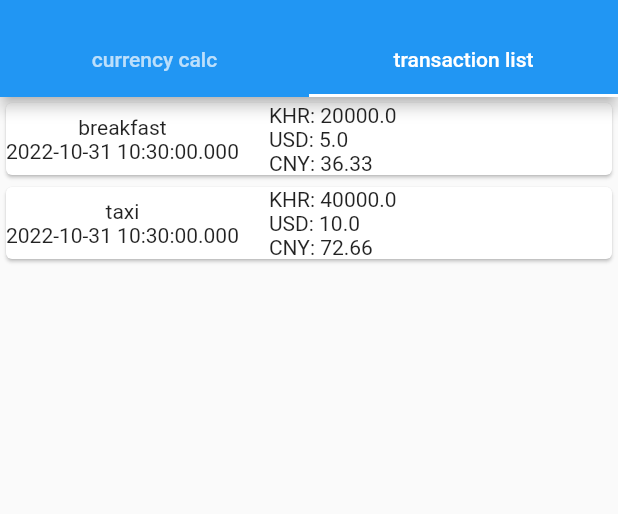
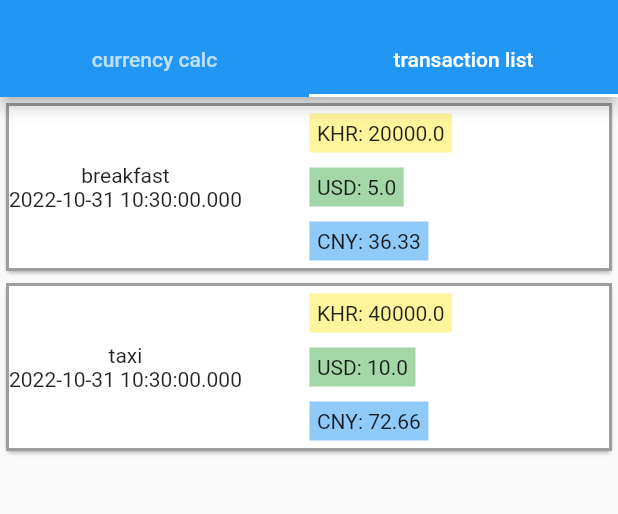
Before and after one commit to carlstep/cambo_app_v2_2, a Flutter app: the screen it shows after launch, tab 2 chosen, on a phone screen of 412 x 824 dp, the part 59-573 px from its top. Run offline on Flutter 3.47's test engine with Material 2 defaults, Android fonts, the phone set to English and light mode, and no system bars.

Commit message:
adjustment to decoration styling

```diff
--- a/lib/transaction_list.dart
+++ b/lib/transaction_list.dart
@@ -15,6 +15,13 @@ class TransactionList extends StatelessWidget {
         Column(
           children: transactions.map((tx) {
             return Card(
+              child: Container(
+                decoration: BoxDecoration(
+                  border: Border.all(
+                    color: Colors.grey,
+                    width: 2,
+                  ),
+                ),
                 child: Row(
                   children: [
                     Column(
@@ -25,18 +32,38 @@ class TransactionList extends StatelessWidget {
                         ),
                       ],
                     ),
-                  SizedBox(
+                    const SizedBox(
                       width: 20,
                     ),
-                  Column(
+                    Container(
+                      padding: const EdgeInsets.symmetric(
+                          horizontal: 20, vertical: 0),
+                      child: Column(
                         crossAxisAlignment: CrossAxisAlignment.start,
                         children: [
-                      Text('KHR: ${tx.amountKhrCurrency}'),
-                      Text('USD: ${tx.amountUsdCurrency}'),
-                      Text('CNY: ${tx.amountUserCurrency}'),
+                          Container(
+                              margin: const EdgeInsets.all(5),
+                              padding: const EdgeInsets.symmetric(
+                                  horizontal: 5, vertical: 5),
+                              color: Colors.yellow[200],
+                              child: Text('KHR: ${tx.amountKhrCurrency}')),
+                          Container(
+                              margin: const EdgeInsets.all(5),
+                              padding: const EdgeInsets.symmetric(
+                                  horizontal: 5, vertical: 5),
+                              color: Colors.green[200],
+                              child: Text('USD: ${tx.amountUsdCurrency}')),
+                          Container(
+                              margin: const EdgeInsets.all(5),
+                              padding: const EdgeInsets.symmetric(
+                                  horizontal: 5, vertical: 5),
+                              color: Colors.blue[200],
+                              child: Text('CNY: ${tx.amountUserCurrency}')),
                         ],
+                      ),
                     )
                   ],
+                ),
               ),
             );
           }).toList(),
```
Lines whose indentation alone changed are shown as unchanged.
